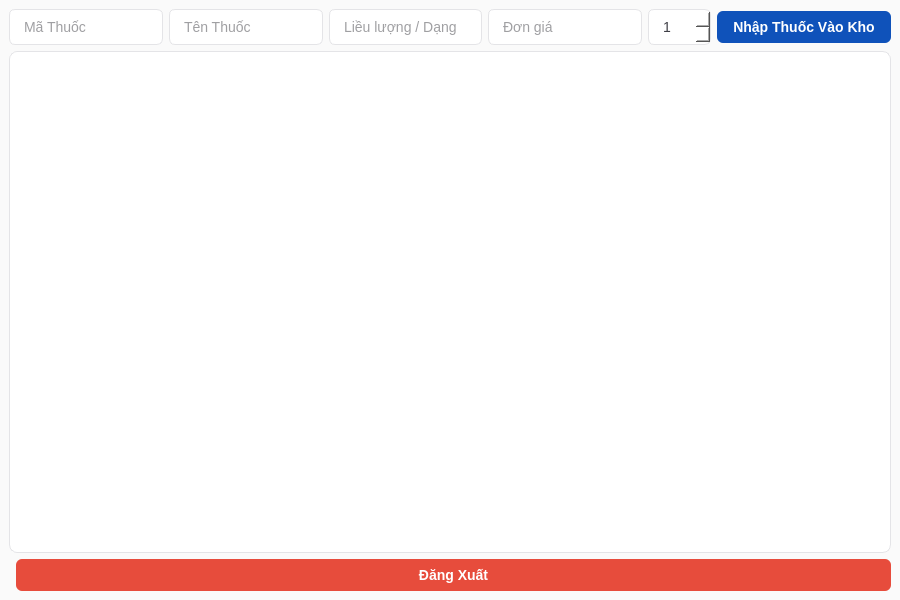
Above: src/ui/InventoryMenu.ui from prestonwanttorevenge/PBL2 before the change. Below: the same form after it.
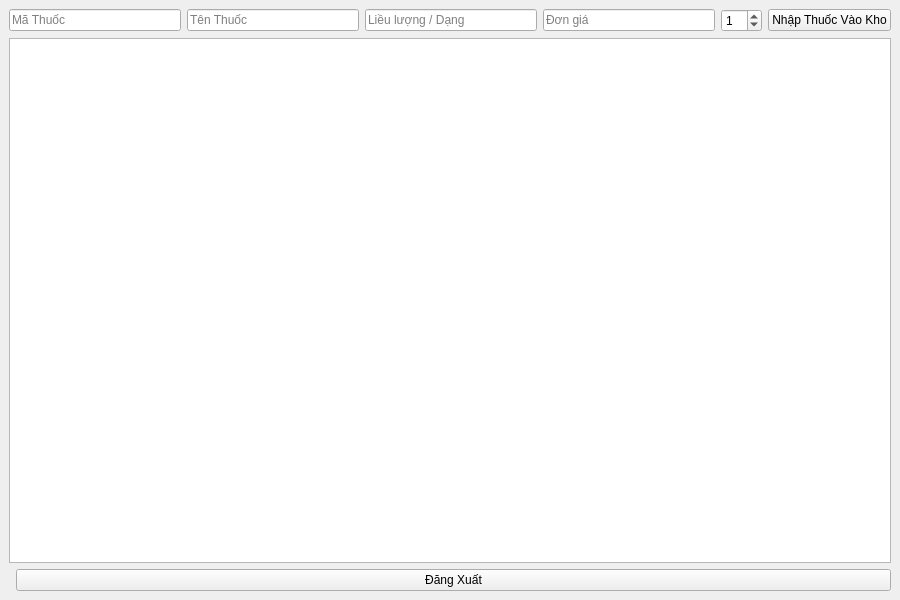
That is the form after the change.

```diff
--- a/src/ui/InventoryMenu.ui
+++ b/src/ui/InventoryMenu.ui
@@ -4,88 +4,7 @@
  <widget class="QMainWindow" name="InventoryMenu">
   <property name="geometry"><rect><x>0</x><y>0</y><width>900</width><height>600</height></rect></property>
   <property name="windowTitle"><string>Quản Lý Kho Thuốc - Inventory Menu</string></property>
-  <property name="styleSheet"><string>QWidget {
-    font-family: 'Inter', 'Segoe UI', 'Arial', sans-serif;
-    font-size: 14px;
-    color: #18181b; /* kẽm-900 (zinc-900) - màu đen dịu */
-    background-color: #fafafa; /* kẽm-50 (zinc-50) - nền trắng xám dịu mắt */
-}
-
-QMainWindow {
-    background-color: #fafafa;
-}
-
-/* NÚT BẤM CHUNG - Màu Oceanic Azure #002B8C */
-QPushButton {
-    background-color: #0F52BA; /* Sapphire - Màu chính cho nút thao tác */
-    color: white;
-    border-radius: 6px;
-    padding: 8px 16px;
-    font-weight: 500;
-    border: none;
-}
-
-QPushButton:hover {
-    background-color: #002B8C; /* Oceanic Azure - Đậm hơn khi hover */
-}
-
-QPushButton:pressed {
-    background-color: #282888; /* Indigo Blue - Khi nhấn */
-}
-
-/* NÚT ĐĂNG XUẤT / XÓA KHẨN CẤP */
-QPushButton#btnLogout, QPushButton#btnDeleteUser, QPushButton#btnDeleteDoctor, QPushButton#btnDeleteMedicine, QPushButton#btnDeleteService {
-    background-color: #e74c3c; /* Đỏ nhạt để cảnh báo */
-}
-
-QPushButton#btnLogout:hover, QPushButton#btnDeleteUser:hover, QPushButton#btnDeleteDoctor:hover, QPushButton#btnDeleteMedicine:hover, QPushButton#btnDeleteService:hover {
-    background-color: #c0392b;
-}
-
-/* Ô NHẬP LIỆU (Input / ComboBox / SpinBox) */
-QLineEdit, QTextEdit, QPlainTextEdit, QComboBox, QSpinBox {
-    background-color: white;
-    border: 1px solid #e4e4e7; /* zinc-200 */
-    border-radius: 6px;
-    padding: 8px 12px;
-    color: #3f3f46; /* zinc-700 */
-}
-
-QLineEdit:focus, QTextEdit:focus, QComboBox:focus, QSpinBox:focus {
-    border: 1px solid #0F52BA; /* Viền Sapphire khi focus */
-    background-color: #F0FFFF; /* Azure nhạt khi focus */
-}
-
-/* BẢNG DỮ LIỆU (Table Widget) */
-QTableView, QTableWidget {
-    background-color: white;
-    gridline-color: #f4f4f5; /* zinc-100 */
-    border: 1px solid #e4e4e7; /* zinc-200 */
-    border-radius: 8px;
-    selection-background-color: #F0FFFF; /* Azure nhạt khi chọn */
-    selection-color: #002B8C; /* Oceanic Azure đậm khi chọn */
-}
-
-/* TIÊU ĐỀ CỘT CỦA BẢNG */
-QHeaderView::section {
-    background-color: #f4f4f5; /* zinc-100 */
-    color: #52525b; /* zinc-600 */
-    padding: 10px;
-    font-weight: bold;
-    border: none;
-    border-bottom: 2px solid #e4e4e7; /* zinc-200 */
-    text-transform: uppercase;
-}
-
-QTableView::item {
-    padding: 8px;
-    border-bottom: 1px solid #f4f4f5;
-}
-
-QTableView::item:hover {
-    background-color: #fafafa;
-}
-</string></property><widget class="QWidget" name="centralwidget">
+  <widget class="QWidget" name="centralwidget">
    <layout class="QVBoxLayout" name="verticalLayoutMain">
     <item>
      <layout class="QHBoxLayout" name="horizontalLayoutInputs">
```
